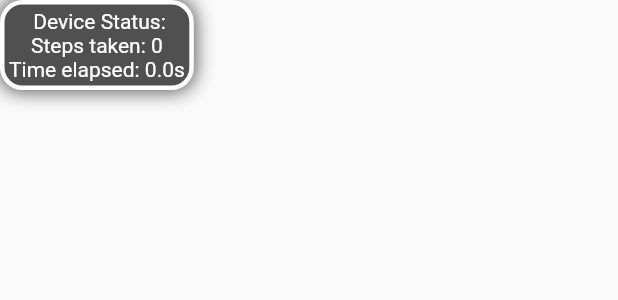
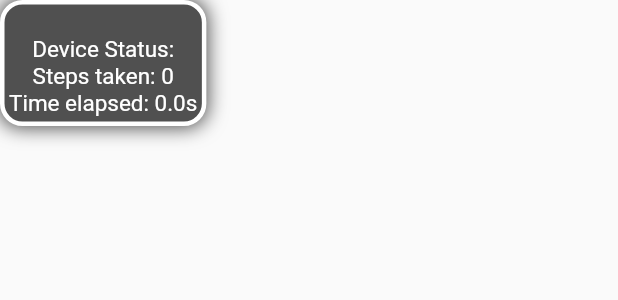
Before and after one commit to angiex/step_bpm, a Flutter app: the InfoBox widget shown alone on an empty page, opened directly with empty values, on a phone screen of 412 x 824 dp. Shown: the top 300 px of the screen. Run offline on Flutter 3.47's test engine with Material 2 defaults, Android fonts, the phone set to English and light mode, and no system bars; our stand-ins replace flutter_blue, flutter_spinkit, sqflite; missing offline and left inert: esense_flutter, youtube_api; accounts and stored records are empty.

Commit message:
Minor changes

```diff
--- a/lib/main.dart
+++ b/lib/main.dart
@@ -4,6 +4,7 @@ import 'dart:core';
 import 'dart:io';
 
 import 'package:flutter/cupertino.dart';
+import 'package:flutter/services.dart';
 import 'package:esense_flutter/esense.dart';
 import 'package:flutter_spinkit/flutter_spinkit.dart';
 import 'package:flutter_blue/flutter_blue.dart';
@@ -34,7 +35,7 @@ class BPMState extends State<BPMPage> {
   String eSenseName = 'eSense-0176';
   FlutterBlue flutterBlue = FlutterBlue.instance;
 
-  String _deviceStatus = "";
+  String _deviceStatus = "no_bluetooth";
   bool sampling = false;
 
   String _event = "";
@@ -52,6 +53,10 @@ class BPMState extends State<BPMPage> {
   @override
   void initState() {
     super.initState();
+    SystemChrome.setPreferredOrientations([
+      DeviceOrientation.portraitUp,
+      DeviceOrientation.portraitDown
+    ]);
     bleOn();
   }
 
@@ -69,7 +74,7 @@ class BPMState extends State<BPMPage> {
           _connectToESense();
           break;
         case BluetoothState.off:
-        // TODO
+        // do nothing
           break;
         case BluetoothState.turningOff:
           if (sampling) _pauseListenToSensorEvents();
@@ -87,8 +92,6 @@ class BPMState extends State<BPMPage> {
 
     // if you want to get the connection events when connecting, set up the listener BEFORE connecting...
     ESenseManager.connectionEvents.listen((event) {
-      print('CONNECTION event: $event');
-
       setState(() {
         switch (event.type) {
           case ConnectionType.connected:
@@ -144,7 +147,6 @@ class BPMState extends State<BPMPage> {
 
     // subscribe to sensor event from the eSense device
     subscription = ESenseManager.sensorEvents.listen((event) {
-      print('SENSOR event: $event');
       setState(() {
         _event = event.toString();
         _accReadX = event.accel[0];
@@ -195,7 +197,12 @@ class BPMState extends State<BPMPage> {
             child: ListView(
               padding: EdgeInsets.all(12.0),
               children: <Widget>[
-                InfoBox(_deviceStatus, eSenseName, _stepCount, stopwatch.elapsedMilliseconds / 1000.0),
+                InfoBox(
+                    _deviceStatus,
+                    eSenseName,
+                    _stepCount,
+                    stopwatch.elapsedMilliseconds / 1000.0
+                ),
                 Padding(padding: EdgeInsets.all(10)),
                 BPMCard(_bpm, sampling),
                 Padding(padding: EdgeInsets.all(10)),
@@ -246,11 +253,15 @@ class InfoBox extends StatelessWidget {
         borderRadius: BorderRadius.circular(15),
       ),
       child: Text(
-        "$eSenseName Device Status: $deviceStatus\n"
+        "$eSenseName\n"
+            "Device Status: $deviceStatus\n"
             "Steps taken: $stepCount\n"
             "Time elapsed: ${secondsElapsed}s",
         textAlign: TextAlign.center,
-        style: TextStyle(color: Colors.white),
+        style: TextStyle(
+            color: Colors.white,
+            fontSize: 15
+        ),
       ),
     );
   }
--- a/lib/sql.dart
+++ b/lib/sql.dart
@@ -47,7 +47,7 @@ class SongDatabase {
   }
 
   Future<List<SongData>> search(int bpm) async {
-    await _loadDB();
+    if (!initialized) await _loadDB();
     String query = '''SELECT * FROM Songs WHERE BPM = $bpm''';
     List<Map> list = await db.rawQuery(query);
     List <SongData> songs = new List();
```
Also changed, not shown: 1 other file.
